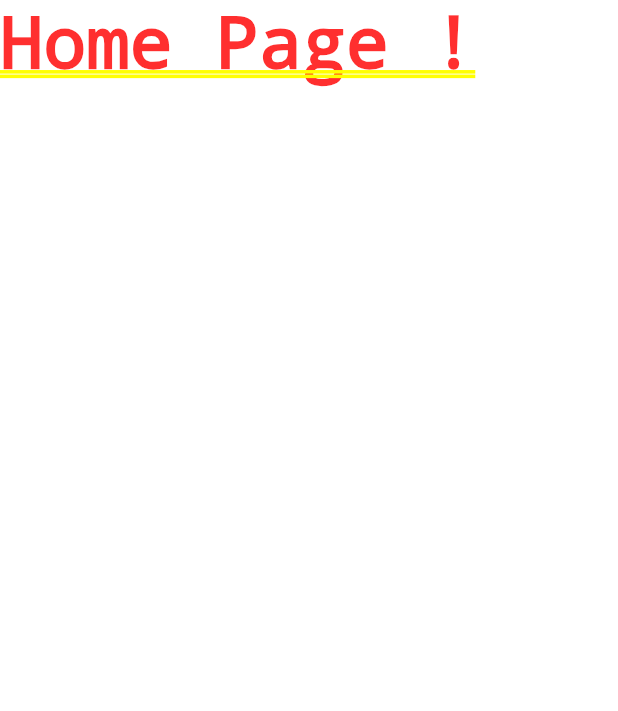
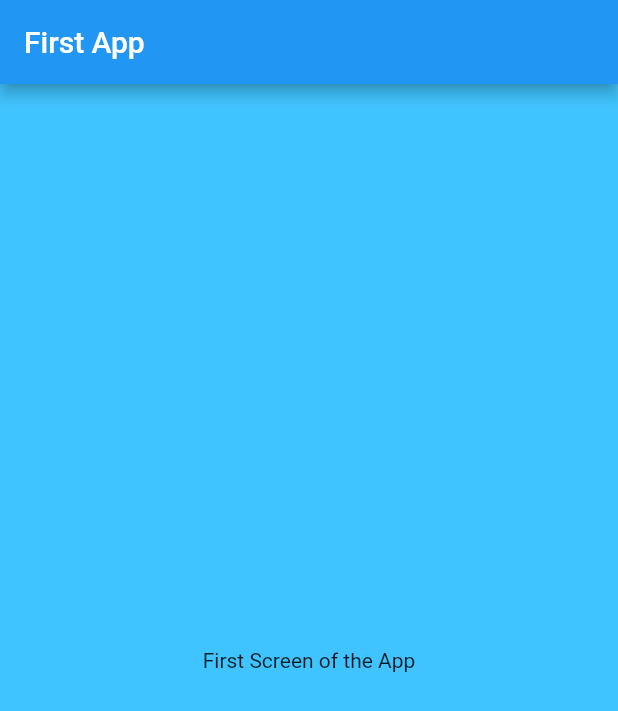
Before and after one commit to utshab-roy/flutter-ninja, a Flutter app: the screen it shows after launch, on a phone screen of 412 x 824 dp. Shown: the top 711 px of the screen. Run offline on Flutter 3.47's test engine with Material 2 defaults, Android fonts, the phone set to English and light mode, and no system bars.

Commit message:
organize the folder and basic code setup

```diff
--- /dev/null
+++ b/lib/app_screens/first_screen.dart
@@ -0,0 +1,22 @@
+import 'package:flutter/material.dart';
+
+class FirstScreen extends StatelessWidget {
+  @override
+  Widget build(BuildContext context) {
+    return MaterialApp(
+      debugShowCheckedModeBanner: false,
+      title: "My New App",
+      home: Scaffold(
+        appBar: AppBar(
+          title: Text('First App'),
+        ),
+        body: Material(
+          color: Colors.lightBlueAccent,
+          child: Center(
+            child: Text("First Screen of the App"),
+          ),
+        ),
+      ),
+    );
+  }
+}
--- a/lib/main.dart
+++ b/lib/main.dart
@@ -1,16 +1,11 @@
 import 'package:flutter/material.dart';
+import 'package:flutter_ninja/app_screens/first_screen.dart';
 
-void main() {
-  runApp(MaterialApp(
-    home: Home(),
-  ));
-}
+void main() => runApp(MyFlutterApp());
 
-class Home extends StatelessWidget {
+class MyFlutterApp extends StatelessWidget {
   @override
   Widget build(BuildContext context) {
-    return Container(
-      child: Text('Home Page !'),
-    );
+    return FirstScreen();
   }
 }
```
